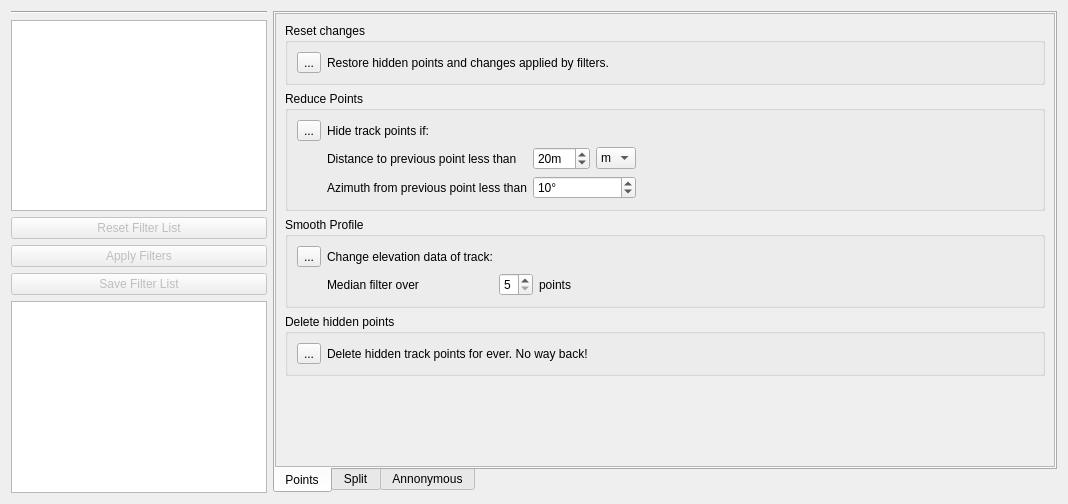
Qt form src/ITrackFilterWidget.ui (ntruchsess/QLandkarteGT) before a commit.
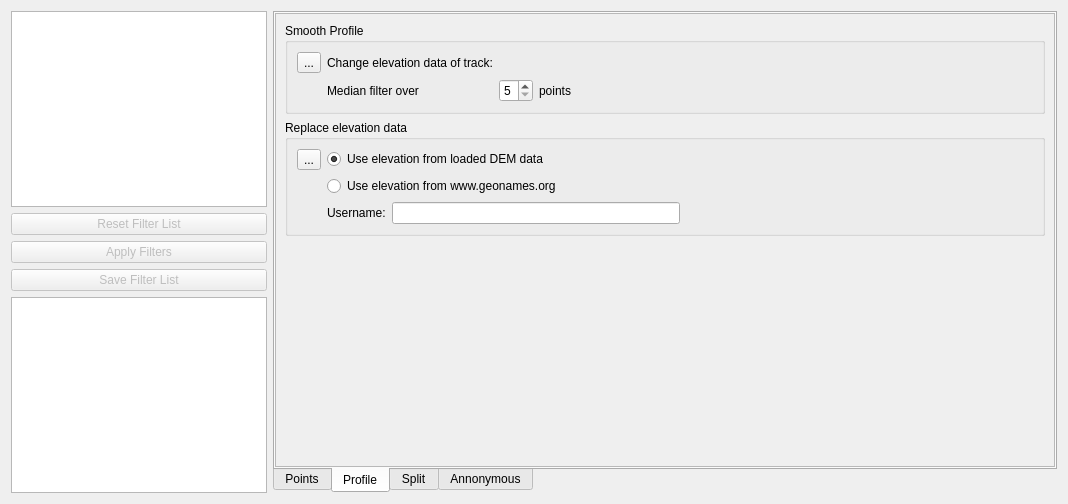
The same form after that commit. The open tabs and pages were chosen to show the change. Icons and pictures are not drawn.

Patch:
```diff
--- a/src/ITrackFilterWidget.ui
+++ b/src/ITrackFilterWidget.ui
@@ -16,13 +16,6 @@
   <layout class="QHBoxLayout" name="horizontalLayout">
    <item>
     <layout class="QVBoxLayout" name="verticalLayout">
-     <item>
-      <widget class="Line" name="line">
-       <property name="orientation">
-        <enum>Qt::Horizontal</enum>
-       </property>
-      </widget>
-     </item>
      <item>
       <widget class="QListWidget" name="listFilters">
        <property name="sizePolicy">
@@ -133,7 +126,7 @@
             <x>0</x>
             <y>0</y>
             <width>778</width>
-            <height>453</height>
+            <height>456</height>
            </rect>
           </property>
           <layout class="QVBoxLayout" name="verticalLayout_2">
@@ -263,6 +256,82 @@
             </widget>
            </item>
            <item>
+            <widget class="QGroupBox" name="groupDelete">
+             <property name="title">
+              <string>Delete hidden points</string>
+             </property>
+             <layout class="QGridLayout" name="gridLayout_8">
+              <item row="0" column="0">
+               <widget class="QToolButton" name="toolDelete">
+                <property name="text">
+                 <string>...</string>
+                </property>
+                <property name="icon">
+                 <iconset resource="resources.qrc">
+                  <normaloff>:/icons/iconAdd16x16.png</normaloff>:/icons/iconAdd16x16.png</iconset>
+                </property>
+               </widget>
+              </item>
+              <item row="0" column="1">
+               <widget class="QLabel" name="label_16">
+                <property name="text">
+                 <string>Delete hidden track points for ever. No way back!</string>
+                </property>
+               </widget>
+              </item>
+             </layout>
+            </widget>
+           </item>
+           <item>
+            <spacer name="verticalSpacer_2">
+             <property name="orientation">
+              <enum>Qt::Vertical</enum>
+             </property>
+             <property name="sizeHint" stdset="0">
+              <size>
+               <width>20</width>
+               <height>40</height>
+              </size>
+             </property>
+            </spacer>
+           </item>
+          </layout>
+         </widget>
+        </widget>
+       </item>
+      </layout>
+     </widget>
+     <widget class="QWidget" name="tab_2">
+      <attribute name="icon">
+       <iconset resource="resources.qrc">
+        <normaloff>:/icons/iconGraph16x16.png</normaloff>:/icons/iconGraph16x16.png</iconset>
+      </attribute>
+      <attribute name="title">
+       <string>Profile</string>
+      </attribute>
+      <layout class="QVBoxLayout" name="verticalLayout_7">
+       <property name="spacing">
+        <number>0</number>
+       </property>
+       <property name="margin">
+        <number>0</number>
+       </property>
+       <item>
+        <widget class="QScrollArea" name="scrollArea_3">
+         <property name="widgetResizable">
+          <bool>true</bool>
+         </property>
+         <widget class="QWidget" name="scrollAreaWidgetContents_3">
+          <property name="geometry">
+           <rect>
+            <x>0</x>
+            <y>0</y>
+            <width>389</width>
+            <height>255</height>
+           </rect>
+          </property>
+          <layout class="QVBoxLayout" name="verticalLayout_8">
+           <item>
             <widget class="QGroupBox" name="groupSmoothProfile1">
              <property name="title">
               <string>Smooth Profile</string>
@@ -330,13 +399,13 @@
             </widget>
            </item>
            <item>
-            <widget class="QGroupBox" name="groupDelete">
+            <widget class="QGroupBox" name="groupReplaceElevation">
              <property name="title">
-              <string>Delete hidden points</string>
+              <string>Replace elevation data</string>
              </property>
-             <layout class="QGridLayout" name="gridLayout_8">
+             <layout class="QGridLayout" name="gridLayout_9">
               <item row="0" column="0">
-               <widget class="QToolButton" name="toolDelete">
+               <widget class="QToolButton" name="toolAddReplaceEle">
                 <property name="text">
                  <string>...</string>
                 </property>
@@ -346,18 +415,55 @@
                 </property>
                </widget>
               </item>
+              <item row="0" column="3">
+               <spacer name="horizontalSpacer_8">
+                <property name="orientation">
+                 <enum>Qt::Horizontal</enum>
+                </property>
+                <property name="sizeHint" stdset="0">
+                 <size>
+                  <width>40</width>
+                  <height>20</height>
+                 </size>
+                </property>
+               </spacer>
+              </item>
               <item row="0" column="1">
-               <widget class="QLabel" name="label_16">
+               <widget class="QRadioButton" name="radioEleFromLocal">
                 <property name="text">
-                 <string>Delete hidden track points for ever. No way back!</string>
+                 <string>Use elevation from loaded DEM data</string>
                 </property>
+                <property name="checked">
+                 <bool>true</bool>
+                </property>
                </widget>
               </item>
+              <item row="1" column="1">
+               <widget class="QRadioButton" name="radioEleFromRemote">
+                <property name="text">
+                 <string>Use elevation from www.geonames.org</string>
+                </property>
+               </widget>
+              </item>
+              <item row="2" column="1">
+               <layout class="QHBoxLayout" name="horizontalLayout_7">
+                <item>
+                 <widget class="QLabel" name="labelGeonamesOrgUsername">
+                  <property name="text">
+                   <string>Username:</string>
+                  </property>
+                 </widget>
+                </item>
+                <item>
+                 <widget class="QLineEdit" name="editGeonamesOrgUsername"/>
+                </item>
+               </layout>
+              </item>
              </layout>
             </widget>
            </item>
            <item>
-            <spacer name="verticalSpacer_2">
+            <spacer name="verticalSpacer">
              <property name="orientation">
               <enum>Qt::Vertical</enum>
              </property>
```
Left out of the diff: 4 changed lines with no effect on the pictures.
